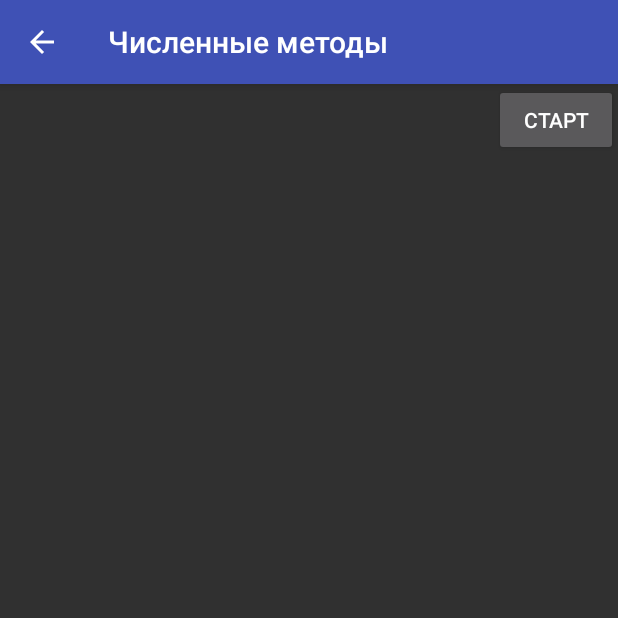
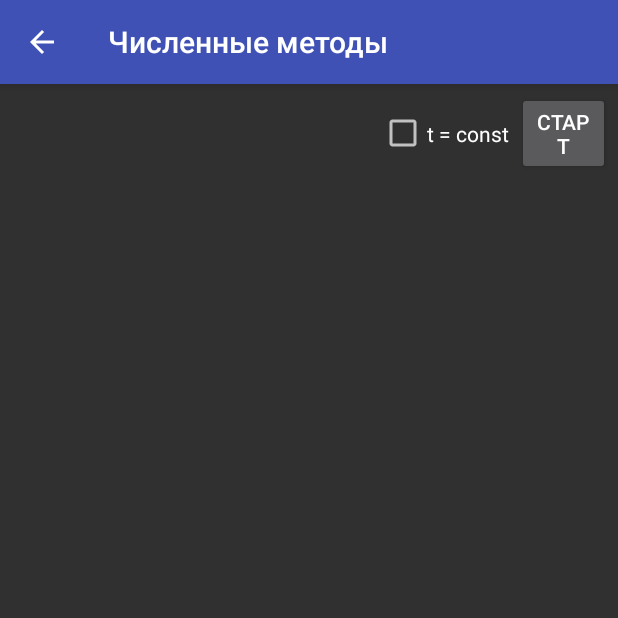
Before and after one commit to didim99/TSTU-new, an Android app: the NumericActivity screen opened directly, with no data from a screen before it, after a tap on "СТАРТ", on a phone screen of 412 x 824 dp, the top half of it. Run offline under Robolectric (Android 15) with nearby library versions, the phone set to English and light mode, and no system bars.

Commit message:
+ Implemented transcendent solver : binary method

```diff
--- a/app/src/main/java/ru/didim99/tstu/ui/NumericActivity.java
+++ b/app/src/main/java/ru/didim99/tstu/ui/NumericActivity.java
@@ -4,6 +4,7 @@ import android.os.Bundle;
 import android.support.v7.app.ActionBar;
 import android.view.View;
 import android.widget.Button;
+import android.widget.CheckBox;
 import android.widget.TextView;
 import ru.didim99.tstu.R;
 import ru.didim99.tstu.TSTU;
@@ -21,10 +22,13 @@ public class NumericActivity extends BaseActivity
   private static final String LOG_TAG = MyLog.LOG_TAG_BASE + "_NumericAct";
 
   //view-elements
+  private CheckBox cbTConst;
+  private TextView tvOut;
   private Button btnStart;
   private View pbMain;
   //main workflow
   private int type;
+  private boolean tConst;
   private NumericTask task;
   private Result taskResult;
 
@@ -36,6 +40,26 @@ public class NumericActivity extends BaseActivity
     setContentView(R.layout.act_numeric);
     setupActionBar();
 
+    MyLog.d(LOG_TAG, "View components init...");
+    TextView title = findViewById(R.id.tvTitle);
+    cbTConst = findViewById(R.id.cbTConst);
+    tvOut = findViewById(R.id.tvOut);
+    pbMain = findViewById(R.id.pbMain);
+    btnStart = findViewById(R.id.btnStart);
+    btnStart.setOnClickListener(v -> startTask());
+    cbTConst.setOnCheckedChangeListener(
+      (buttonView, isChecked) -> tConst = isChecked);
+
+    switch (type) {
+      case TaskType.TRANSCENDENT:
+        title.setText(R.string.numeric_inputEquation);
+        break;
+    }
+
+    MyLog.d(LOG_TAG, "View components init completed");
+
+    tConst = cbTConst.isChecked();
+
     MyLog.d(LOG_TAG, "Trying to connect with background task...");
     task = (NumericTask) getLastCustomNonConfigurationInstance();
     if (task == null) {
@@ -45,20 +69,6 @@ public class NumericActivity extends BaseActivity
       MyLog.d(LOG_TAG, "Connecting to background task completed "
         + "(" + task.hashCode() + ")");
     }
-
-    MyLog.d(LOG_TAG, "View components init...");
-    TextView title = findViewById(R.id.tvTitle);
-    pbMain = findViewById(R.id.pbMain);
-    btnStart = findViewById(R.id.btnStart);
-    btnStart.setOnClickListener(v -> startTask());
-
-    switch (type) {
-      case TaskType.TRANSCENDENT:
-        title.setText(R.string.numeric_inputEquation);
-        break;
-    }
-
-    MyLog.d(LOG_TAG, "View components init completed");
   }
 
   @Override
@@ -93,7 +103,7 @@ public class NumericActivity extends BaseActivity
   }
 
   private void startTask() {
-    Config config = new Config.Builder().taskType(type)
+    Config config = new Config.Builder().taskType(type).tConst(tConst)
       .solveMethod(TranscendentSolver.Method.BINARY).build();
     task = new NumericTask(getApplicationContext());
     task.registerEventListener(this);
@@ -105,11 +115,13 @@ public class NumericActivity extends BaseActivity
     else MyLog.d(LOG_TAG, "Unlocking UI...");
 
     uiLocked = state;
+    cbTConst.setEnabled(!state);
     btnStart.setEnabled(!state);
 
     if (state) {
-      /*MyLog.d(LOG_TAG, "Clearing UI...");
-      MyLog.d(LOG_TAG, "UI cleared");*/
+      MyLog.d(LOG_TAG, "Clearing UI...");
+      tvOut.setText(null);
+      MyLog.d(LOG_TAG, "UI cleared");
       pbMain.setVisibility(View.VISIBLE);
       MyLog.d(LOG_TAG, "UI locked");
     } else {
@@ -120,8 +132,14 @@ public class NumericActivity extends BaseActivity
   }
 
   private void uiSet() {
-    /*MyLog.d(LOG_TAG, "Setting up UI");
+    MyLog.d(LOG_TAG, "Setting up UI");
 
-    MyLog.d(LOG_TAG, "UI setup completed");*/
+    switch (type) {
+      case TaskType.TRANSCENDENT:
+        tvOut.setText(TranscendentSolver.getTextResult(this, taskResult));
+        break;
+    }
+
+    MyLog.d(LOG_TAG, "UI setup completed");
   }
 }
--- a/app/src/main/res/layout/act_numeric.xml
+++ b/app/src/main/res/layout/act_numeric.xml
@@ -1,8 +1,10 @@
 <?xml version="1.0" encoding="utf-8"?>
-<LinearLayout xmlns:android="http://schemas.android.com/apk/res/android"
-              android:orientation="vertical"
-              android:layout_width="match_parent"
-              android:layout_height="match_parent">
+<LinearLayout
+  xmlns:android="http://schemas.android.com/apk/res/android"
+  android:orientation="vertical"
+  android:layout_width="match_parent"
+  android:layout_height="match_parent"
+  android:padding="@dimen/layoutPadding">
 
   <LinearLayout
     android:layout_width="match_parent"
@@ -16,6 +18,14 @@
       android:textSize="@dimen/textSize_large"
       android:textAlignment="center"/>
 
+    <CheckBox
+      android:id="@+id/cbTConst"
+      android:layout_width="wrap_content"
+      android:layout_height="match_parent"
+      android:layout_marginRight="5dp"
+      android:layout_marginEnd="5dp"
+      android:text="@string/numeric_setTConst"/>
+
     <Button
       android:id="@+id/btnStart"
       android:layout_width="0dp"
@@ -24,6 +34,32 @@
       android:text="@string/buttonStart"/>
   </LinearLayout>
 
+  <RelativeLayout
+    android:layout_width="match_parent"
+    android:layout_height="match_parent"
+    android:layout_marginTop="@dimen/layoutPadding">
 
+    <ScrollView
+      android:id="@+id/dataLayout"
+      android:layout_width="match_parent"
+      android:layout_height="wrap_content"
+      android:visibility="visible">
+
+      <TextView
+        android:id="@+id/tvOut"
+        android:layout_width="match_parent"
+        android:layout_height="wrap_content"
+        android:textSize="@dimen/textSize_main"
+        android:typeface = "monospace"/>
+    </ScrollView>
+
+    <ProgressBar
+      android:id="@+id/pbMain"
+      android:layout_width="wrap_content"
+      android:layout_height="wrap_content"
+      android:layout_centerInParent="true"
+      style="?android:attr/progressBarStyleLarge"
+      android:visibility="invisible"/>
+  </RelativeLayout>
 
 </LinearLayout>
--- a/app/src/main/res/values/strings.xml
+++ b/app/src/main/res/values/strings.xml
@@ -30,7 +30,13 @@
   <string-array name="numeric_taskTypes">
     <item>@string/numeric_transcendentSolver</item>
   </string-array>
-  <string name="numeric_inputEquation">Исходное уравнение: tg^2(x) - tx</string>
+  <string name="numeric_setTConst">t = const</string>
+  <string name="numeric_inputEquation">Исходное уравнение: tg^2(x) - tx = 0</string>
+  <string name="numeric_transcendentSolver_typeBinary">Метод деления отрезка пополам</string>
+  <string name="numeric_tIfConst">Значение t: %6.4f</string>
+  <string name="numeric_solution">Решение: %9.4f</string>
+  <string name="numeric_solutionSeries">Серия решений:</string>
+  <string name="numeric_solutionSteps">Итерации решения</string>
   <!-- Errors -->
   <string name="errGeneric_inputFileNotReadable">Невозможно прочитать исходный файл</string>
   <string name="errLexical_invalidStatement">Ошибка лексического анализа: Неизвестный символ</string>
```
Also changed, not shown: app/src/main/java/ru/didim99/tstu/core/numeric/Config.java (+18 -0 lines), app/src/main/java/ru/didim99/tstu/core/numeric/Result.java (+22 -2 lines), app/src/main/java/ru/didim99/tstu/core/numeric/TranscendentSolver.java (+64 -7 lines).
